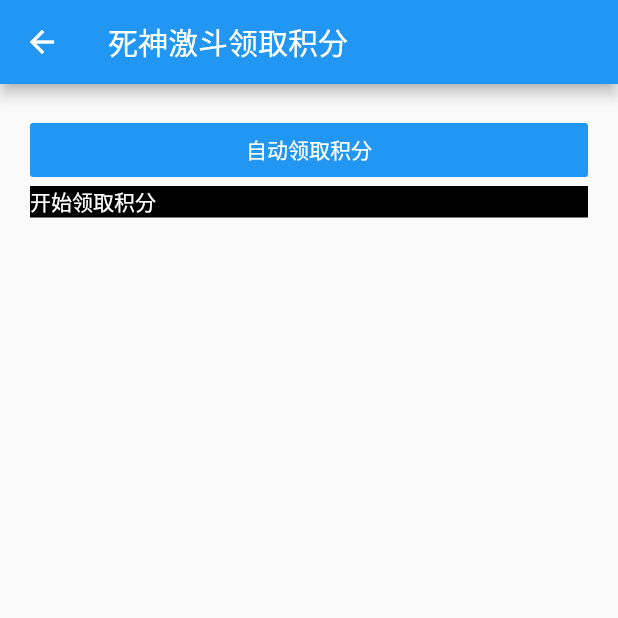
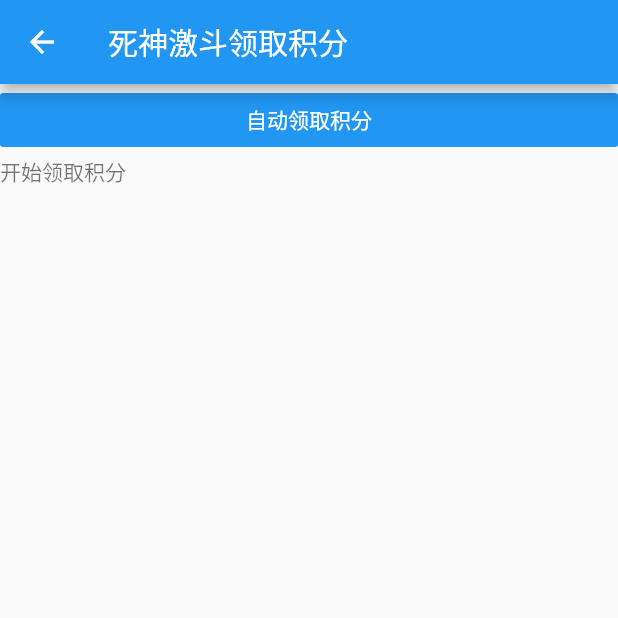
Before and after one commit to openboy2012/Flutter, a Flutter app: the SecondPage screen opened directly, on a phone screen of 412 x 824 dp, the top half of it. Run offline on Flutter 3.47's test engine with Material 2 defaults, Android fonts, the phone set to English and light mode, and no system bars; our stand-ins replace dio; network calls fail.

Commit message:
提交相关代码

```diff
--- a/flutter_app/lib/SecondPage.dart
+++ b/flutter_app/lib/SecondPage.dart
@@ -145,6 +145,7 @@ class _SecondPage extends State<SecondPage> {
 
   FlatButton normalFlatButton(){
     return FlatButton(
+      minWidth: 320,
       onPressed: _blLoginAction,
       child: Text("自动领取积分"),
       color: Colors.blue,
@@ -152,21 +153,12 @@ class _SecondPage extends State<SecondPage> {
     );
   }
 
-  ListView _listView() {
+  ListView _columns() {
     return ListView(
-      padding: EdgeInsets.all(20),
-      children: [
-        normalFlatButton(),
-        SingleChildScrollView(
-          child: Container(
-            color: Colors.black,
-            child: ConstrainedBox(
-              constraints: BoxConstraints(maxWidth: 300.0),
-              child: Text(_printText, style: TextStyle(color: Colors.white),),
-            ),
-          ),
-        )
-      ],
+        children: [
+          normalFlatButton(),
+          Text(_printText, style: TextStyle(color: Colors.black54),),
+        ]
     );
   }
 
@@ -184,7 +176,7 @@ class _SecondPage extends State<SecondPage> {
         // the App.build method, and use it to set our appbar title.
         title: Text("死神激斗领取积分"),
       ),
-      body: _listView(),
+      body: _columns(),
     );
   }
 }
```
Also changed, not shown: flutter_app/lib/BLGetDollPage.dart (+23 -12 lines).
